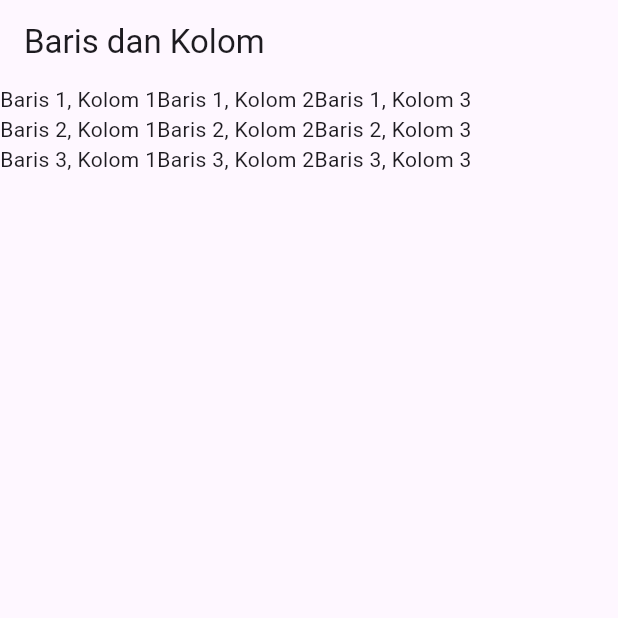
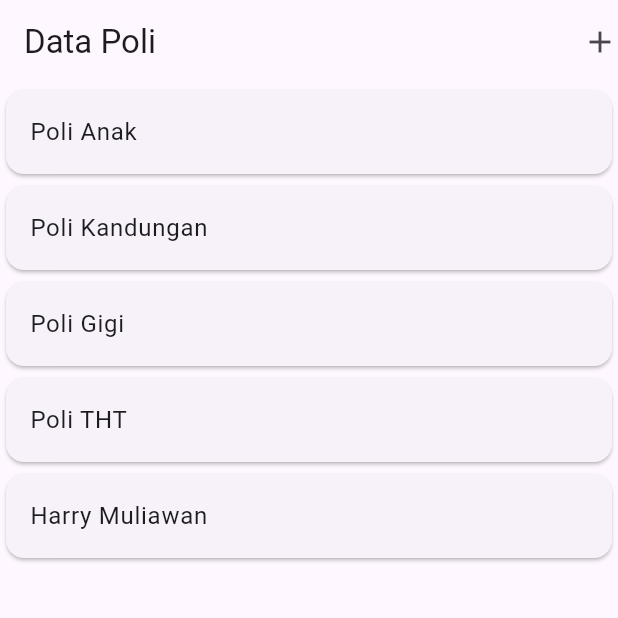
Before and after one commit to harrymuliawan03/latihan_flutter, a Flutter app: the screen it shows after launch, on a phone screen of 412 x 824 dp, the top half of it. Run offline on Flutter 3.47's test engine with Material 3 defaults, Android fonts, the phone set to English and light mode, and no system bars.

Commit message:
titit lu

```diff
--- a/lib/main.dart
+++ b/lib/main.dart
@@ -1,18 +1,15 @@
 import 'package:flutter/material.dart';
-import 'baris_kolom1.dart';
+import '/ui/poli_page.dart';
 
-void main() {
-  runApp(const MyApp());
-}
+void main() => runApp(MyApp());
 
 class MyApp extends StatelessWidget {
-  const MyApp({Key? key}) : super(key: key);
-
   @override
-  Widget build(BuildContext context){
-    return const MaterialApp(
-      title: 'Baris Kolom',
-      home: barisKolom1(),
+  Widget build(BuildContext context) {
+    return MaterialApp(
+      title: 'Klinik APP',
+      debugShowCheckedModeBanner: false,
+      home: PoliPage(),
     );
   }
-  }
+}
--- /dev/null
+++ b/lib/model/poli.dart
@@ -0,0 +1,6 @@
+class Poli {
+  String? id;
+  String namaPoli;
+
+  Poli({this.id, required this.namaPoli});
+}
--- /dev/null
+++ b/lib/ui/poli_item.dart
@@ -0,0 +1,26 @@
+import 'package:flutter/material.dart';
+import '../model/poli.dart';
+import 'poli_detail_page.dart';
+
+class PoliItem extends StatelessWidget {
+  final Poli poli;
+
+  const PoliItem({Key? key, required this.poli}) : super(key: key);
+
+  @override
+  Widget build(BuildContext context) {
+    return GestureDetector(
+      onTap: () {
+        Navigator.push(
+          context,
+          MaterialPageRoute(builder: (context) => PoliDetail(poli: poli)),
+        );
+      },
+      child: Card(
+        child: ListTile(
+          title: Text("${poli.namaPoli}"),
+        ),
+      ),
+    );
+  }
+}
--- /dev/null
+++ b/lib/ui/poli_page.dart
@@ -0,0 +1,42 @@
+import 'package:flutter/material.dart';
+import '../model/poli.dart';
+import 'poli_item.dart';
+import 'poli_form.dart';
+
+class PoliPage extends StatefulWidget {
+  const PoliPage({Key? key});
+
+  @override
+  State<PoliPage> createState() => _PoliPageState();
+}
+
+class _PoliPageState extends State<PoliPage> {
+  @override
+  Widget build(BuildContext context) {
+    return Scaffold(
+      appBar: AppBar(
+        title: const Text("Data Poli"),
+        actions: [
+          GestureDetector(
+            child: const Icon(Icons.add),
+            onTap: () {
+              Navigator.push(
+                context,
+                MaterialPageRoute(builder: (context) => PoliForm()),
+              );
+            },
+          )
+        ],
+      ),
+      body: ListView(
+        children: [
+          PoliItem(poli: Poli(namaPoli: "Poli Anak")),
+          PoliItem(poli: Poli(namaPoli: "Poli Kandungan")),
+          PoliItem(poli: Poli(namaPoli: "Poli Gigi")),
+          PoliItem(poli: Poli(namaPoli: "Poli THT")),
+          PoliItem(poli: Poli(namaPoli: "Harry Muliawan")),
+        ],
+      ),
+    );
+  }
+}
```
Also changed, not shown: lib/ui/poli_detail_page.dart (added, +45 -0 lines), lib/ui/poli_form.dart (added, +49 -0 lines).
